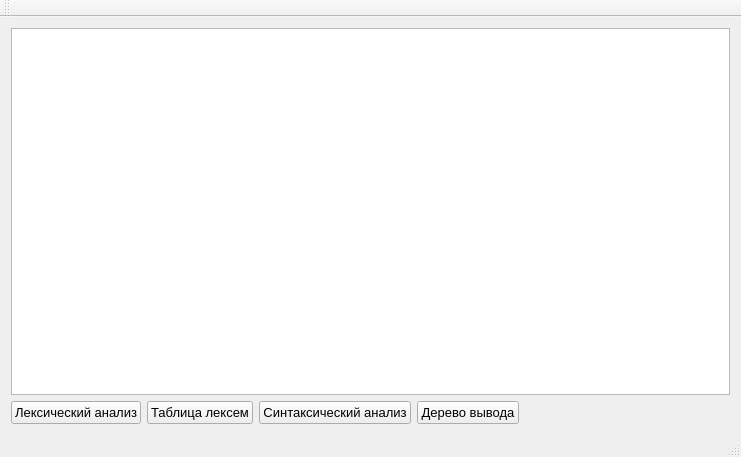
Old version of the form MyCompiler/mainwindow.ui in the repository Domerk/Disp.
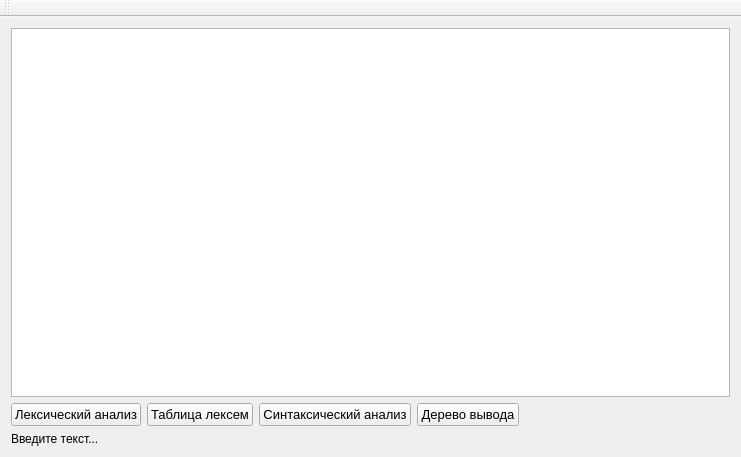
New version of the form.

Commit message: Добавлена строка состояния

Diff of the .ui file:
```diff
--- a/MyCompiler/mainwindow.ui
+++ b/MyCompiler/mainwindow.ui
@@ -106,6 +106,13 @@
         </item>
        </layout>
       </item>
+      <item>
+       <widget class="QLabel" name="lblStat">
+        <property name="text">
+         <string>Введите текст...</string>
+        </property>
+       </widget>
+      </item>
      </layout>
     </item>
    </layout>
@@ -128,7 +135,6 @@
     <bool>false</bool>
    </attribute>
   </widget>
-  <widget class="QStatusBar" name="statusBar"/>
  </widget>
  <layoutdefault spacing="6" margin="11"/>
  <resources/>
```
The commit also changes 1 other file.
